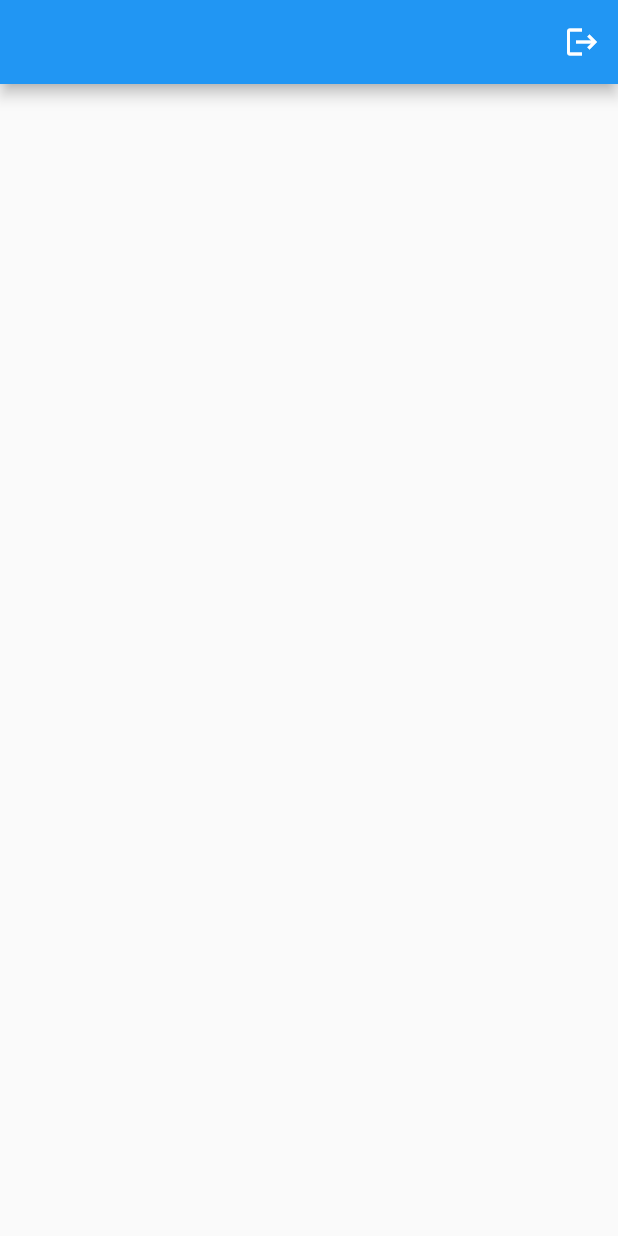
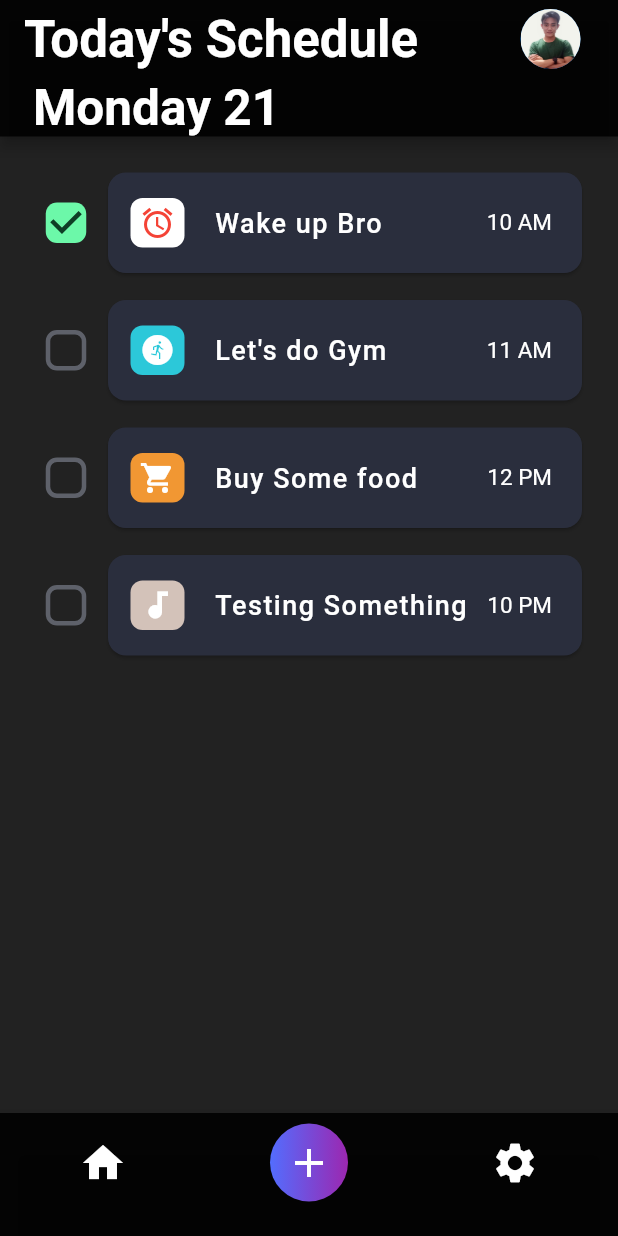
Before and after one commit to ekorahy/Todo-list-app, a Flutter app: the HomePage screen opened directly, on a phone screen of 412 x 824 dp. Run offline on Flutter 3.47's test engine with Material 2 defaults, Android fonts, the phone set to English and light mode, and no system bars; our stand-ins replace firebase_auth, firebase_core, flutter_secure_storage, flutter_svg, google_sign_in; accounts and stored records are empty.

Commit message:
add template design and layout for home page

```diff
--- /dev/null
+++ b/lib/CustomWidget/TodoCard.dart
@@ -0,0 +1,96 @@
+import 'package:flutter/material.dart';
+
+class TodoCard extends StatelessWidget {
+  const TodoCard({
+    Key? key,
+    this.title,
+    this.iconData,
+    this.iconColor,
+    this.time,
+    this.check,
+    this.iconBgColor,
+  }) : super(key: key);
+
+  final String? title;
+  final IconData? iconData;
+  final Color? iconColor;
+  final String? time;
+  final bool? check;
+  final Color? iconBgColor;
+
+  @override
+  Widget build(BuildContext context) {
+    return Container(
+      width: MediaQuery.of(context).size.width,
+      child: Row(
+        children: [
+          Theme(
+            child: Transform.scale(
+              scale: 1.5,
+              child: Checkbox(
+                shape: RoundedRectangleBorder(
+                    borderRadius: BorderRadius.circular(5)
+                ),
+                activeColor: Color(0xff6cf8a9),
+                checkColor: Color(0xff0e3e26),
+                value: check,
+                onChanged: (bool? value) {},
+              ),
+            ),
+            data: ThemeData(
+              primarySwatch: Colors.blue,
+              unselectedWidgetColor: Color(0xff5e616a),
+            )
+          ),
+
+          Expanded(
+            child: Container(
+              height: 75,
+              width: MediaQuery.of(context).size.width,
+              child: Card(
+                shape: RoundedRectangleBorder(
+                  borderRadius: BorderRadius.circular(12),
+                ),
+                color: Color(0xff2a2e3d),
+                child: Row(
+                  children: [
+                    SizedBox(width: 15),
+                    Container(
+                      height: 33,
+                      width: 36,
+                      decoration: BoxDecoration(
+                        color: iconBgColor,
+                        borderRadius: BorderRadius.circular(8),
+                      ),
+                      child: Icon(iconData, color: iconColor),
+                    ),
+                    SizedBox(width: 20),
+                    Expanded(
+                      child: Text(
+                        title.toString(),
+                        style: TextStyle(
+                          fontSize: 18,
+                          letterSpacing: 1,
+                          fontWeight: FontWeight.w500,
+                          color: Colors.white,
+                        ),
+                      ),
+                    ),
+                    Text(
+                      time.toString(),
+                      style: TextStyle(
+                        fontSize: 15,
+                        color: Colors.white,
+                      ),
+                    ),
+                    SizedBox(width: 20),
+                  ],
+                )
+              ),
+            ),
+          )
+        ],
+      )
+    );
+  }
+}
--- a/lib/main.dart
+++ b/lib/main.dart
@@ -42,7 +42,7 @@ class _MyAppState extends State<MyApp> {
   @override
   Widget build(BuildContext context) {
     return MaterialApp(
-      home: AddTodoPage(),
+      home: HomePage(),
     );
   }
 }
--- a/lib/pages/AddTodo.dart
+++ b/lib/pages/AddTodo.dart
@@ -27,7 +27,9 @@ class _AddTodoPageState extends State<AddTodoPage> {
               children: [
                 SizedBox(height: 30),
                 IconButton(
-                    onPressed: () {},
+                    onPressed: () {
+                      Navigator.pop(context);
+                    },
                     icon: Icon(
                         CupertinoIcons.arrow_left,
                         color: Colors.white,
--- a/lib/pages/HomePage.dart
+++ b/lib/pages/HomePage.dart
@@ -1,6 +1,8 @@
 import 'package:flutter/material.dart';
+import 'package:todo_list_app/CustomWidget/TodoCard.dart';
 import 'package:todo_list_app/Service/Auth_Service.dart';
 import 'package:todo_list_app/pages/SignUpPage.dart';
+import 'package:todo_list_app/pages/AddTodo.dart';
 
 class HomePage extends StatefulWidget {
   const HomePage({Key? key}) : super(key: key);
@@ -15,12 +17,147 @@ class _HomePageState extends State<HomePage> {
   @override
   Widget build(BuildContext context) {
     return Scaffold(
-      appBar: AppBar(actions: [
-        IconButton(icon: Icon(Icons.logout), onPressed: () async {
-          await authClass.logout();
-          Navigator.pushAndRemoveUntil(context, MaterialPageRoute(builder: (builder) => SignUpPage()), (route) => false);
-        })
-      ],),
+      backgroundColor: Colors.black87,
+      appBar: AppBar(
+        backgroundColor: Colors.black87,
+        title: Text(
+          "Today's Schedule",
+          style: TextStyle(
+            fontSize: 34,
+            fontWeight: FontWeight.bold,
+            color: Colors.white,
+          ),
+        ),
+        actions: [
+          CircleAvatar(
+            backgroundImage: AssetImage("assets/profile.jpg"),
+          ),
+          SizedBox(width: 25),
+        ],
+        bottom: PreferredSize(
+          child: Align(
+            alignment: Alignment.centerLeft,
+            child: Padding(
+              padding: EdgeInsets.only(
+                left: 22,
+              ),
+              child: Text(
+                "Monday 21",
+                style: TextStyle(
+                  fontSize: 33,
+                  fontWeight: FontWeight.w600,
+                  color: Colors.white,
+                ),
+              ),
+            )
+          ),
+          preferredSize: Size.fromHeight(35),
+        ),
+      ),
+      bottomNavigationBar: BottomNavigationBar(
+        backgroundColor: Colors.black87,
+        items: [
+          BottomNavigationBarItem(
+            icon: Icon(
+              Icons.home,
+              size: 32,
+              color: Colors.white,
+            ),
+            label: "",
+          ),
+          BottomNavigationBarItem(
+            icon: InkWell(
+              onTap: () {
+                Navigator.push(context, MaterialPageRoute(builder: (builder) => AddTodoPage()));
+              },
+              child: Container(
+                height: 52,
+                width: 52,
+                decoration: BoxDecoration(
+                    shape: BoxShape.circle,
+                    gradient: LinearGradient(
+                        colors: [
+                          Colors.indigoAccent,
+                          Colors.purple,
+                        ]
+                    )
+                ),
+                child: Icon(
+                  Icons.add,
+                  size: 32,
+                  color: Colors.white,
+                ),
+              ),
+            ),
+            label: "",
+          ),
+          BottomNavigationBarItem(
+            icon: Icon(
+              Icons.settings,
+              size: 32,
+              color: Colors.white,
+            ),
+            label: "",
+          ),
+        ]
+      ),
+      body: SingleChildScrollView(
+        child: Container(
+          height: MediaQuery.of(context).size.height,
+          width: MediaQuery.of(context).size.width,
+          padding: EdgeInsets.symmetric(
+            horizontal: 20,
+            vertical: 20,
+          ),
+          child: Column(
+            children: [
+              TodoCard(
+                title: "Wake up Bro",
+                check: true,
+                iconBgColor: Colors.white,
+                iconColor: Colors.red,
+                iconData: Icons.alarm,
+                time: "10 AM",
+              ),
+              SizedBox(height: 10),
+              TodoCard(
+                title: "Let's do Gym",
+                check: false,
+                iconBgColor: Color(0xff2cc8d9),
+                iconColor: Colors.white,
+                iconData: Icons.run_circle,
+                time: "11 AM",
+              ),
+              SizedBox(height: 10),
+              TodoCard(
+                title: "Buy Some food",
+                check: false,
+                iconBgColor: Color(0xfff19733),
+                iconColor: Colors.white,
+                iconData: Icons.local_grocery_store,
+                time: "12 PM",
+              ),
+              SizedBox(height: 10),
+              TodoCard(
+                title: "Testing Something",
+                check: false,
+                iconBgColor: Color(0xffd3c2b9),
+                iconColor: Colors.white,
+                iconData: Icons.audiotrack,
+                time: "10 PM",
+              ),
+              SizedBox(height: 10),
+            ],
+          )
+        ),
+      ),
     );
   }
 }
+
+
+/// for future use
+/// IconButton(icon: Icon(Icons.logout), onPressed: () async {
+/// await authClass.logout();
+/// Navigator.pushAndRemoveUntil(context, MaterialPageRoute(builder: (builder) => SignUpPage()), (route) => false);
+/// })
```
Also changed, not shown: assets/profile.jpg (added).
